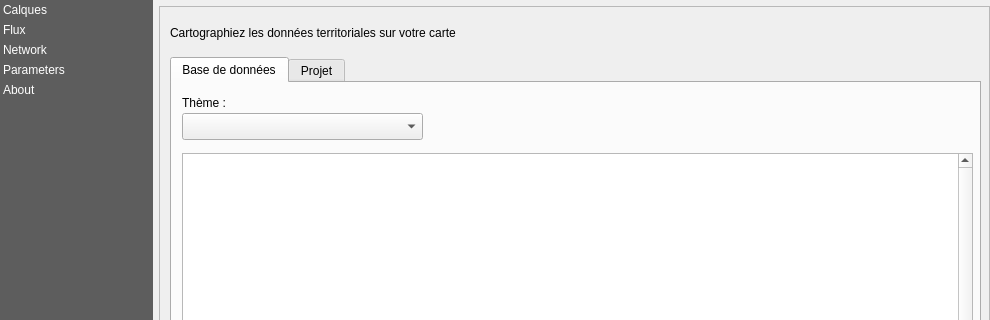
Above: tellae/dialogs/main_window.ui from tellae/qgis-tellae-plugin before the change; both pictures show x 0 to 990 and y 0 to 320 of the 990 by 849 pixel window. Below: the same form after it.
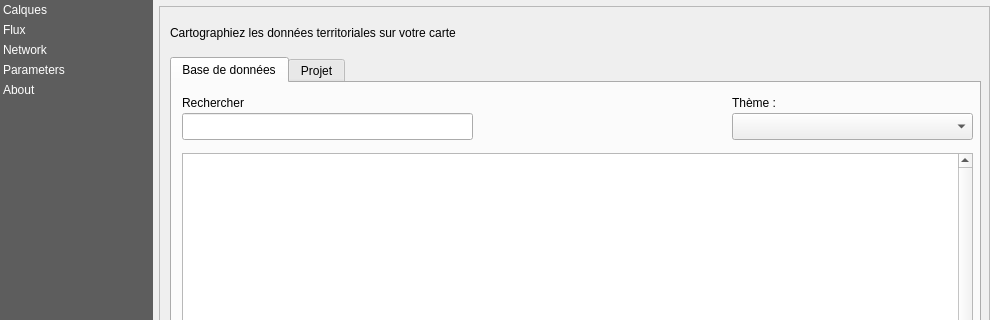
That is the form after the change. The open tabs and pages were chosen to show the change. Custom widgets are drawn as their Qt base class.

Commit message: add a search bar to the database layers tab

```diff
--- a/tellae/dialogs/main_window.ui
+++ b/tellae/dialogs/main_window.ui
@@ -218,7 +218,7 @@
                  <widget class="QLabel" name="label">
                   <property name="geometry">
                    <rect>
-                    <x>10</x>
+                    <x>560</x>
                     <y>10</y>
                     <width>66</width>
                     <height>19</height>
@@ -231,7 +231,7 @@
                  <widget class="QComboBox" name="themeSelector">
                   <property name="geometry">
                    <rect>
-                    <x>10</x>
+                    <x>560</x>
                     <y>30</y>
                     <width>241</width>
                     <height>27</height>
@@ -278,6 +278,29 @@
                    <bool>false</bool>
                   </attribute>
                  </widget>
+                 <widget class="QLineEdit" name="layer_search_bar">
+                  <property name="geometry">
+                   <rect>
+                    <x>10</x>
+                    <y>30</y>
+                    <width>291</width>
+                    <height>27</height>
+                   </rect>
+                  </property>
+                 </widget>
+                 <widget class="QLabel" name="label_11">
+                  <property name="geometry">
+                   <rect>
+                    <x>10</x>
+                    <y>10</y>
+                    <width>81</width>
+                    <height>19</height>
+                   </rect>
+                  </property>
+                  <property name="text">
+                   <string>Rechercher</string>
+                  </property>
+                 </widget>
                 </widget>
                 <widget class="QWidget" name="project">
                  <attribute name="title">
```
Left out of the diff: 2 changed lines with no effect on the pictures. The commit also changes 3 other files.
